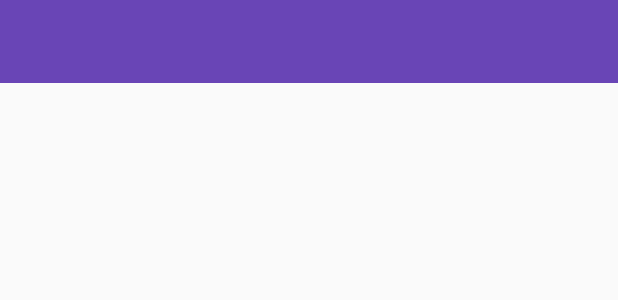
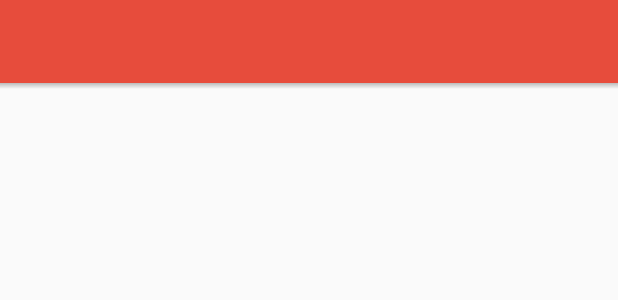
Before and after one commit to aleien/Yapplication, an Android app: the layout activity_main.xml on its own in the app's theme, with its tools: preview values and no code run, on a phone screen of 412 x 824 dp. Shown: the top 300 px of the screen. Run offline under Robolectric (Android 15) with nearby library versions, the phone set to English and light mode, and no system bars.

Commit message:
Recoloring and toolbar shadow

```diff
--- /dev/null
+++ b/app/src/main/res/drawable/shadow.xml
@@ -0,0 +1,8 @@
+<?xml version="1.0" encoding="utf-8"?>
+<shape xmlns:android="http://schemas.android.com/apk/res/android"
+    android:shape="rectangle">
+    <gradient
+        android:angle="90"
+        android:endColor="#40000000"
+        android:startColor="@android:color/transparent" />
+</shape>
--- a/app/src/main/res/layout/activity_main.xml
+++ b/app/src/main/res/layout/activity_main.xml
@@ -1,24 +1,39 @@
 <?xml version="1.0" encoding="utf-8"?>
-<LinearLayout xmlns:android="http://schemas.android.com/apk/res/android"
+<FrameLayout xmlns:android="http://schemas.android.com/apk/res/android"
     xmlns:app="http://schemas.android.com/apk/res-auto"
     android:layout_width="match_parent"
     android:layout_height="match_parent"
     android:orientation="vertical"
     android:theme="@style/AppTheme">
 
-    <android.support.v7.widget.Toolbar
-        android:id="@+id/toolbar"
+    <LinearLayout
+        android:orientation="vertical"
         android:layout_width="match_parent"
-        android:layout_height="55dp"
-        android:background="?attr/colorPrimary"
-        android:theme="@style/Toolbar"
-        app:elevation="4dp"
-        app:popupTheme="@style/ThemeOverlay.AppCompat.Dark.ActionBar" />
+        android:layout_height="wrap_content">
+
+        <android.support.v7.widget.Toolbar
+            android:id="@+id/toolbar"
+            android:layout_width="match_parent"
+            android:layout_height="@dimen/toolbar"
+            android:background="?attr/colorPrimary"
+            android:theme="@style/Toolbar"
+            app:popupTheme="@style/ThemeOverlay.AppCompat.Dark.ActionBar" />
+
+        <View
+            android:layout_width="match_parent"
+            android:layout_height="4dp"
+            android:background="@drawable/shadow" />
+
+
+    </LinearLayout>
+
+
 
     <FrameLayout
         android:id="@id/fragment_container"
         android:layout_width="match_parent"
-        android:layout_height="match_parent" />
+        android:layout_height="match_parent"
+        android:layout_marginTop="@dimen/toolbar" />
 
 
-</LinearLayout>
+</FrameLayout>
--- a/app/src/main/res/values/colors.xml
+++ b/app/src/main/res/values/colors.xml
@@ -1,8 +1,8 @@
 <?xml version="1.0" encoding="utf-8"?>
 <resources>
-    <color name="colorPrimary">#6945b6</color>
-    <color name="colorPrimaryDark">#44218b</color>
-    <color name="colorAccent">#1ff4e6</color>
+    <color name="colorPrimary">#e74c3c</color>
+    <color name="colorPrimaryDark">#c0392b</color>
+    <color name="colorAccent">#3498db</color>
     <color name="textColorPrimary">#000000</color>
     <color name="white">#ffffff</color>
 </resources>
--- a/app/src/main/res/values/dimens.xml
+++ b/app/src/main/res/values/dimens.xml
@@ -4,4 +4,5 @@
     <dimen name="padding">8dp</dimen>
     <dimen name="small_padding">3dp</dimen>
     <dimen name="small_photo">100dp</dimen>
+    <dimen name="toolbar">55dp</dimen>
 </resources>
```
